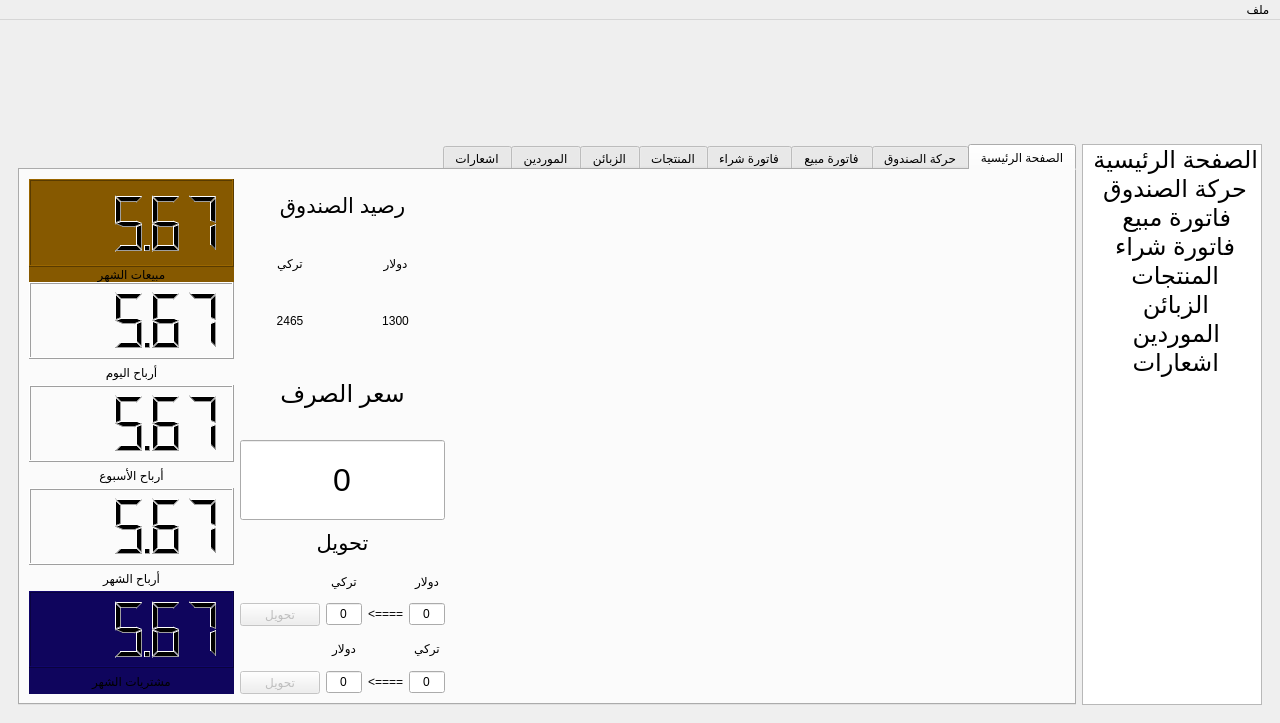
First picture: the form in j_shop.ui, repository sameraga/Al_Jamal_Shop, before the edit.
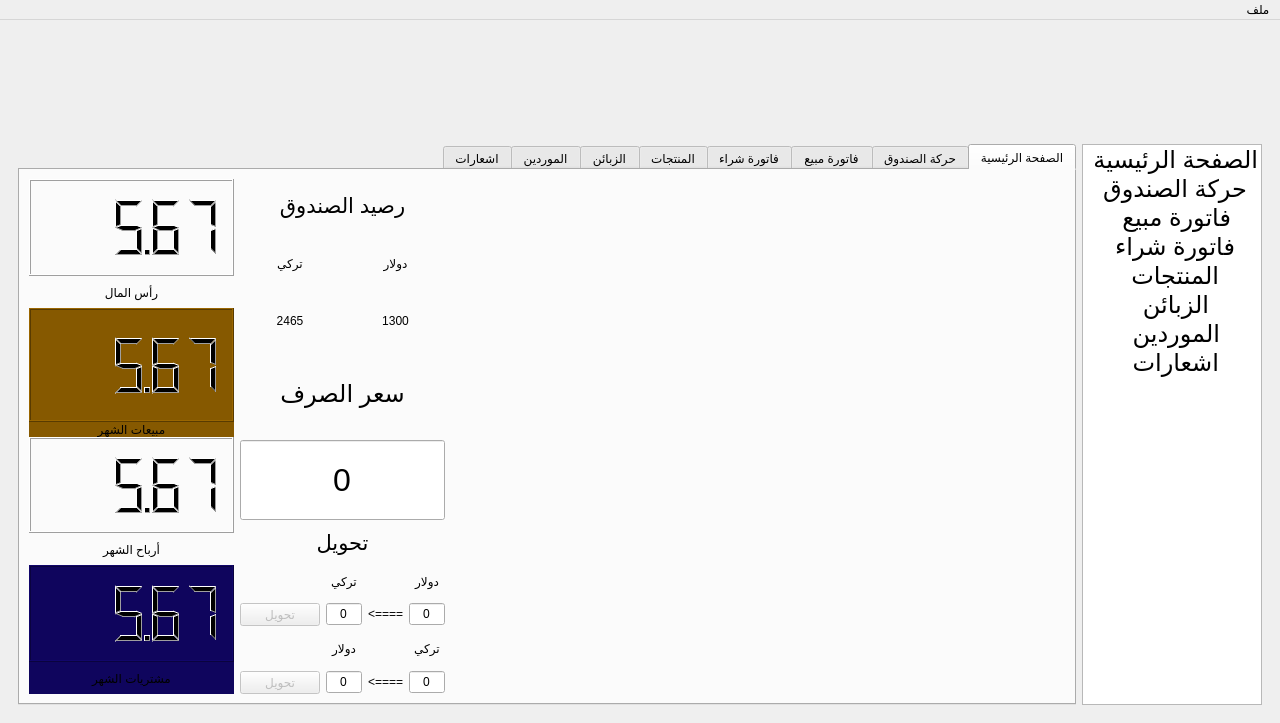
Second picture: the form after the edit. The open tabs and pages were chosen to show the change. Icons and pictures are not drawn.

Diff of the .ui file:
```diff
--- a/j_shop.ui
+++ b/j_shop.ui
@@ -229,6 +229,39 @@
                 <property name="spacing">
                  <number>0</number>
                 </property>
+                <item>
+                 <layout class="QVBoxLayout" name="verticalLayout_5" stretch="3,1">
+                  <property name="spacing">
+                   <number>0</number>
+                  </property>
+                  <item>
+                   <widget class="QLCDNumber" name="capital">
+                    <property name="midLineWidth">
+                     <number>0</number>
+                    </property>
+                    <property name="smallDecimalPoint">
+                     <bool>true</bool>
+                    </property>
+                    <property name="digitCount">
+                     <number>5</number>
+                    </property>
+                    <property name="value" stdset="0">
+                     <double>5.670000000000000</double>
+                    </property>
+                   </widget>
+                  </item>
+                  <item>
+                   <widget class="QLabel" name="label_3">
+                    <property name="text">
+                     <string>رأس المال</string>
+                    </property>
+                    <property name="alignment">
+                     <set>Qt::AlignCenter</set>
+                    </property>
+                   </widget>
+                  </item>
+                 </layout>
+                </item>
                 <item>
                  <layout class="QVBoxLayout" name="verticalLayout_3" stretch="3,0">
                   <property name="spacing">
@@ -277,72 +310,6 @@
                   </item>
                  </layout>
                 </item>
-                <item>
-                 <layout class="QVBoxLayout" name="verticalLayout_4" stretch="3,1">
-                  <property name="spacing">
-                   <number>0</number>
-                  </property>
-                  <item>
-                   <widget class="QLCDNumber" name="day_earnings">
-                    <property name="midLineWidth">
-                     <number>0</number>
-                    </property>
-                    <property name="smallDecimalPoint">
-                     <bool>true</bool>
-                    </property>
-                    <property name="digitCount">
-                     <number>5</number>
-                    </property>
-                    <property name="value" stdset="0">
-                     <double>5.670000000000000</double>
-                    </property>
-                   </widget>
-                  </item>
-                  <item>
-                   <widget class="QLabel" name="label_2">
-                    <property name="text">
-                     <string>أرباح اليوم</string>
-                    </property>
-                    <property name="alignment">
-                     <set>Qt::AlignCenter</set>
-                    </property>
-                   </widget>
-                  </item>
-                 </layout>
-                </item>
-                <item>
-                 <layout class="QVBoxLayout" name="verticalLayout_5" stretch="3,1">
-                  <property name="spacing">
-                   <number>0</number>
-                  </property>
-                  <item>
-                   <widget class="QLCDNumber" name="week_earnings">
-                    <property name="midLineWidth">
-                     <number>0</number>
-                    </property>
-                    <property name="smallDecimalPoint">
-                     <bool>true</bool>
-                    </property>
-                    <property name="digitCount">
-                     <number>5</number>
-                    </property>
-                    <property name="value" stdset="0">
-                     <double>5.670000000000000</double>
-                    </property>
-                   </widget>
-                  </item>
-                  <item>
-                   <widget class="QLabel" name="label_3">
-                    <property name="text">
-                     <string>أرباح الأسبوع</string>
-                    </property>
-                    <property name="alignment">
-                     <set>Qt::AlignCenter</set>
-                    </property>
-                   </widget>
-                  </item>
-                 </layout>
-                </item>
                 <item>
                  <layout class="QVBoxLayout" name="verticalLayout_7" stretch="3,1">
                   <property name="spacing">
```
